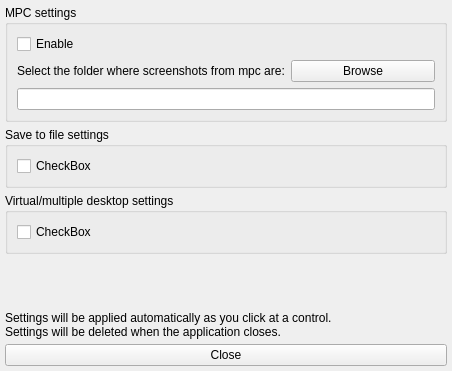
The window that ui/dsettings.ui (zodinyac/dupload) describes before a commit, drawn with Qt 5.
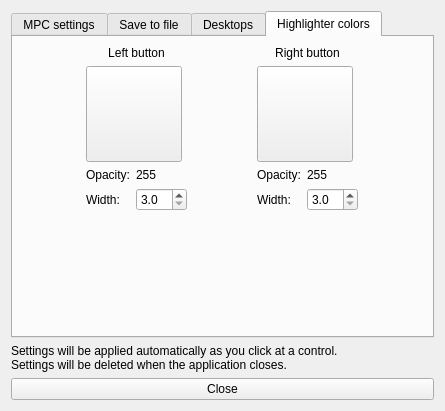
The same window after the commit. The open tabs and pages were chosen to show the change.

Commit message: 1) Optimization for transparent colors in highlighter. 2) Added settings for change colors in highlighter. 3) Settings form changed to tabs view.

Patch:
```diff
--- a/ui/dsettings.ui
+++ b/ui/dsettings.ui
@@ -6,52 +6,38 @@
    <rect>
     <x>0</x>
     <y>0</y>
-    <width>452</width>
-    <height>371</height>
+    <width>445</width>
+    <height>411</height>
    </rect>
   </property>
   <property name="windowTitle">
    <string>Settings</string>
   </property>
-  <layout class="QGridLayout" name="gridLayout">
-   <property name="margin">
-    <number>5</number>
-   </property>
-   <property name="spacing">
-    <number>0</number>
-   </property>
-   <item row="0" column="0">
     <layout class="QGridLayout" name="gridLayout_2">
-     <property name="spacing">
-      <number>5</number>
+   <item row="2" column="0">
+    <widget class="QLabel" name="settingsLabel">
+     <property name="text">
+      <string>Settings will be applied automatically as you click at a control.&lt;br /&gt;Settings will be deleted when the application closes.</string>
      </property>
-     <item row="5" column="0">
+    </widget>
+   </item>
+   <item row="3" column="0">
       <widget class="QPushButton" name="closeButton">
        <property name="text">
         <string>Close</string>
        </property>
       </widget>
      </item>
-     <item row="0" column="0">
-      <widget class="QGroupBox" name="mpcGroupBox">
-       <property name="title">
+   <item row="1" column="0">
+    <widget class="QTabWidget" name="tabWidget">
+     <property name="currentIndex">
+      <number>0</number>
+     </property>
+     <widget class="QWidget" name="mpcTab">
+      <attribute name="title">
         <string>MPC settings</string>
-       </property>
-       <layout class="QGridLayout" name="gridLayout_5">
-        <item row="1" column="0">
-         <widget class="QLabel" name="folderMpcLabel">
-          <property name="text">
-           <string>Select the folder where screenshots from mpc are:</string>
-          </property>
-         </widget>
-        </item>
-        <item row="1" column="1">
-         <widget class="QPushButton" name="browseMpcButton">
-          <property name="text">
-           <string>Browse</string>
-          </property>
-         </widget>
-        </item>
+      </attribute>
+      <layout class="QGridLayout" name="gridLayout">
         <item row="2" column="0" colspan="2">
          <widget class="QLineEdit" name="pathMpcEdit">
           <property name="readOnly">
@@ -66,15 +52,40 @@
           </property>
          </widget>
         </item>
-       </layout>
-      </widget>
-     </item>
      <item row="1" column="0">
-      <widget class="QGroupBox" name="fileGroupBox">
-       <property name="title">
-        <string>Save to file settings</string>
-       </property>
-       <layout class="QGridLayout" name="gridLayout_4">
+        <widget class="QLabel" name="folderMpcLabel">
+         <property name="text">
+          <string>Select the folder where screenshots from mpc are:</string>
+         </property>
+        </widget>
+       </item>
+       <item row="1" column="1">
+        <widget class="QPushButton" name="browseMpcButton">
+         <property name="text">
+          <string>Browse</string>
+         </property>
+        </widget>
+       </item>
+       <item row="3" column="0" colspan="2">
+        <spacer name="verticalSpacer_2">
+         <property name="orientation">
+          <enum>Qt::Vertical</enum>
+         </property>
+         <property name="sizeHint" stdset="0">
+          <size>
+           <width>20</width>
+           <height>40</height>
+          </size>
+         </property>
+        </spacer>
+       </item>
+      </layout>
+     </widget>
+     <widget class="QWidget" name="fileTab">
+      <attribute name="title">
+       <string>Save to file</string>
+      </attribute>
+      <layout class="QGridLayout" name="gridLayout_6">
         <item row="0" column="0">
          <widget class="QCheckBox" name="checkBox">
           <property name="text">
@@ -82,33 +93,7 @@
           </property>
          </widget>
         </item>
-       </layout>
-      </widget>
-     </item>
-     <item row="2" column="0">
-      <widget class="QGroupBox" name="desktopGroupBox">
-       <property name="title">
-        <string>Virtual/multiple desktop settings</string>
-       </property>
-       <layout class="QGridLayout" name="gridLayout_3">
-        <item row="0" column="0">
-         <widget class="QCheckBox" name="checkBox_3">
-          <property name="text">
-           <string>CheckBox</string>
-          </property>
-         </widget>
-        </item>
-       </layout>
-      </widget>
-     </item>
-     <item row="4" column="0">
-      <widget class="QLabel" name="settingsLabel">
-       <property name="text">
-        <string>Settings will be applied automatically as you click at a control.&lt;br /&gt;Settings will be deleted when the application closes.</string>
-       </property>
-      </widget>
-     </item>
-     <item row="3" column="0">
+       <item row="1" column="0">
       <spacer name="verticalSpacer">
        <property name="orientation">
         <enum>Qt::Vertical</enum>
@@ -122,6 +107,189 @@
       </spacer>
      </item>
     </layout>
+     </widget>
+     <widget class="QWidget" name="desktopTab">
+      <attribute name="title">
+       <string>Desktops</string>
+      </attribute>
+      <layout class="QGridLayout" name="gridLayout_7">
+       <item row="0" column="0">
+        <widget class="QCheckBox" name="checkBox_3">
+         <property name="text">
+          <string>CheckBox</string>
+         </property>
+        </widget>
+       </item>
+       <item row="1" column="0">
+        <spacer name="verticalSpacer_3">
+         <property name="orientation">
+          <enum>Qt::Vertical</enum>
+         </property>
+         <property name="sizeHint" stdset="0">
+          <size>
+           <width>20</width>
+           <height>40</height>
+          </size>
+         </property>
+        </spacer>
+       </item>
+      </layout>
+     </widget>
+     <widget class="QWidget" name="highlighterTab">
+      <attribute name="title">
+       <string>Highlighter colors</string>
+      </attribute>
+      <layout class="QGridLayout" name="gridLayout_3">
+       <item row="0" column="0">
+        <widget class="QLabel" name="label">
+         <property name="text">
+          <string>Left button</string>
+         </property>
+         <property name="alignment">
+          <set>Qt::AlignCenter</set>
+         </property>
+        </widget>
+       </item>
+       <item row="0" column="1">
+        <widget class="QLabel" name="label_2">
+         <property name="text">
+          <string>Right button</string>
+         </property>
+         <property name="alignment">
+          <set>Qt::AlignCenter</set>
+         </property>
+        </widget>
+       </item>
+       <item row="1" column="0">
+        <widget class="QPushButton" name="highlighterLeftButton">
+         <property name="minimumSize">
+          <size>
+           <width>96</width>
+           <height>96</height>
+          </size>
+         </property>
+         <property name="maximumSize">
+          <size>
+           <width>96</width>
+           <height>96</height>
+          </size>
+         </property>
+         <property name="text">
+          <string/>
+         </property>
+        </widget>
+       </item>
+       <item row="1" column="1">
+        <widget class="QPushButton" name="highlighterRightButton">
+         <property name="minimumSize">
+          <size>
+           <width>96</width>
+           <height>96</height>
+          </size>
+         </property>
+         <property name="maximumSize">
+          <size>
+           <width>96</width>
+           <height>96</height>
+          </size>
+         </property>
+         <property name="text">
+          <string/>
+         </property>
+        </widget>
+       </item>
+       <item row="5" column="0">
+        <layout class="QGridLayout" name="gridLayout_4">
+         <item row="1" column="0">
+          <widget class="QLabel" name="label_3">
+           <property name="text">
+            <string>Width:</string>
+           </property>
+          </widget>
+         </item>
+         <item row="1" column="2">
+          <widget class="QDoubleSpinBox" name="highlighterLeftWidthBox">
+           <property name="decimals">
+            <number>1</number>
+           </property>
+           <property name="minimum">
+            <double>3.000000000000000</double>
+           </property>
+           <property name="maximum">
+            <double>25.000000000000000</double>
+           </property>
+          </widget>
+         </item>
+         <item row="0" column="0">
+          <widget class="QLabel" name="label_5">
+           <property name="text">
+            <string>Opacity:</string>
+           </property>
+          </widget>
+         </item>
+         <item row="0" column="2">
+          <widget class="QLabel" name="highlighterLeftOpacityLabel">
+           <property name="text">
+            <string>255</string>
+           </property>
+          </widget>
+         </item>
+        </layout>
+       </item>
+       <item row="5" column="1">
+        <layout class="QGridLayout" name="gridLayout_5">
+         <item row="1" column="1">
+          <widget class="QDoubleSpinBox" name="highlighterRightWidthBox">
+           <property name="decimals">
+            <number>1</number>
+           </property>
+           <property name="minimum">
+            <double>3.000000000000000</double>
+           </property>
+           <property name="maximum">
+            <double>25.000000000000000</double>
+           </property>
+          </widget>
+         </item>
+         <item row="1" column="0">
+          <widget class="QLabel" name="label_4">
+           <property name="text">
+            <string>Width:</string>
+           </property>
+          </widget>
+         </item>
+         <item row="0" column="0">
+          <widget class="QLabel" name="label_6">
+           <property name="text">
+            <string>Opacity:</string>
+           </property>
+          </widget>
+         </item>
+         <item row="0" column="1">
+          <widget class="QLabel" name="highlighterRightOpacityLabel">
+           <property name="text">
+            <string>255</string>
+           </property>
+          </widget>
+         </item>
+        </layout>
+       </item>
+       <item row="6" column="0" colspan="2">
+        <spacer name="verticalSpacer_4">
+         <property name="orientation">
+          <enum>Qt::Vertical</enum>
+         </property>
+         <property name="sizeHint" stdset="0">
+          <size>
+           <width>20</width>
+           <height>40</height>
+          </size>
+         </property>
+        </spacer>
+       </item>
+      </layout>
+     </widget>
+    </widget>
    </item>
   </layout>
  </widget>
```
Lines whose indentation alone changed are shown as unchanged. The commit also changes 5 other files.
